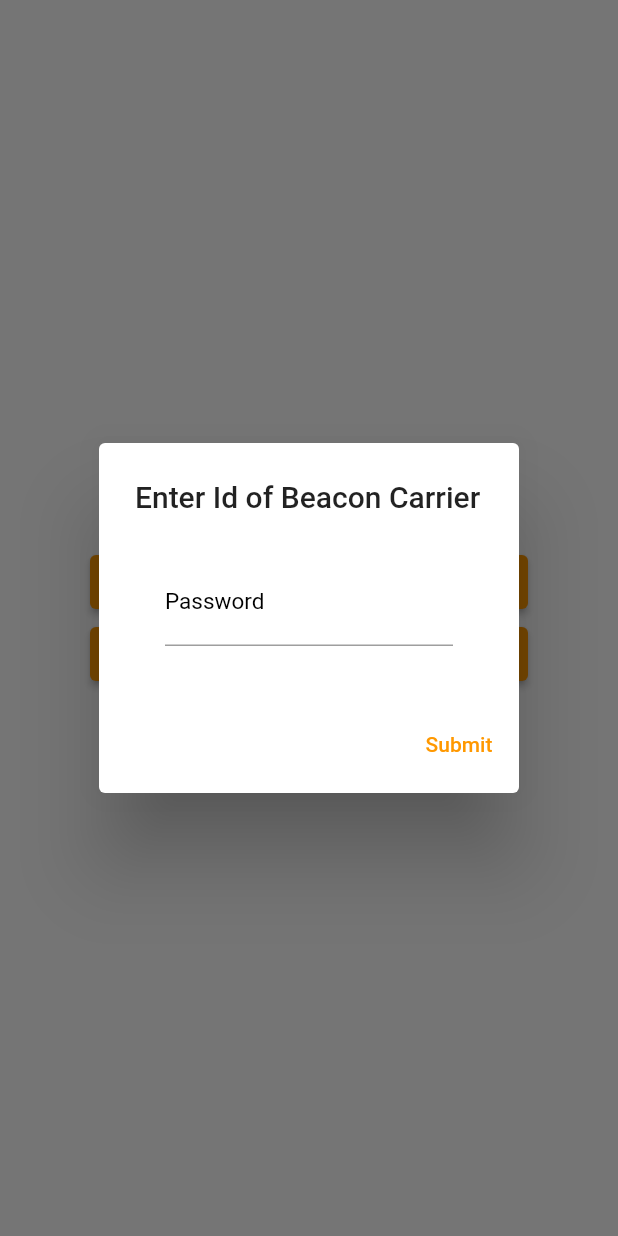
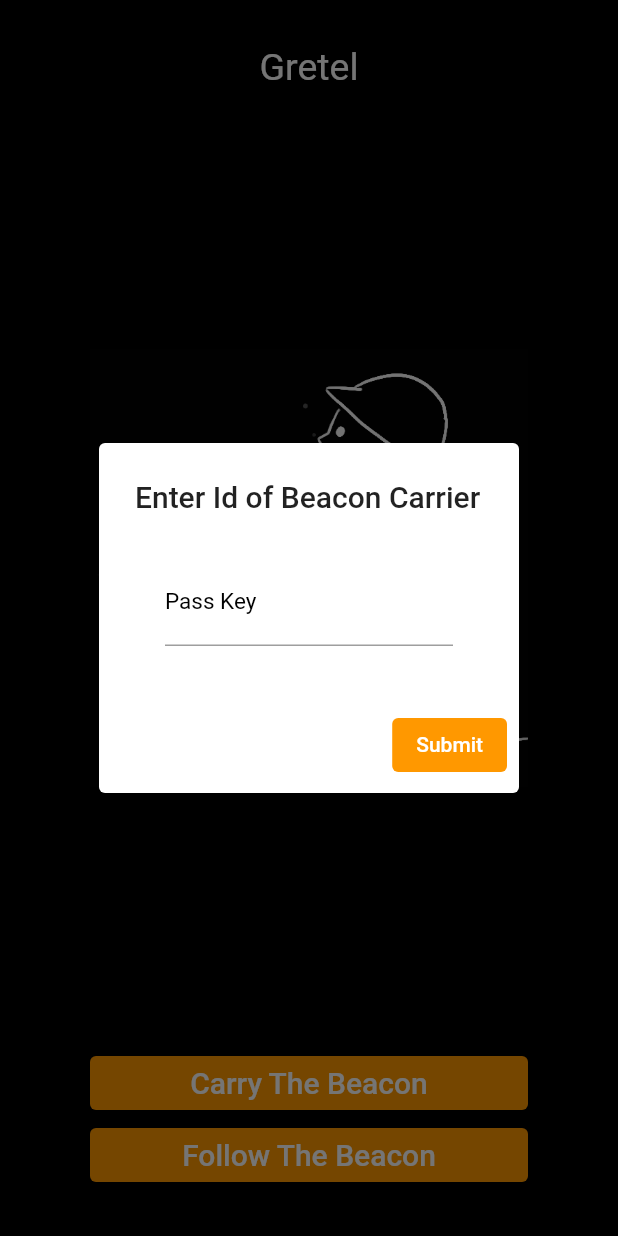
Before and after one commit to Adityabhaumik/beacon, a Flutter app: the screen it shows after launch, after a tap on "Follow The Beacon", on a phone screen of 412 x 824 dp. Run offline on Flutter 3.47's test engine with Material 2 defaults, Android fonts, the light colour scheme and no system bars; our stand-ins replace cloud_firestore, firebase_core, flutter_map, geolocator, latlong, random_string; missing offline and left inert: clipboard, menu_button; accounts and stored records are empty.

Commit message:
added image and made few design changes

```diff
--- a/lib/screens/first_screen.dart
+++ b/lib/screens/first_screen.dart
@@ -24,13 +24,25 @@ class _FirstScreenState extends State<FirstScreen> {
 
   @override
   Widget build(BuildContext context) {
-    return Container(
+    return Scaffold(
+      backgroundColor: Colors.black,
+      body: Container(
         padding: EdgeInsets.symmetric(horizontal: 40, vertical: 10),
         margin: EdgeInsets.all(20),
         child: Center(
           child: Column(
             mainAxisAlignment: MainAxisAlignment.center,
             children: [
+              Text(
+                'Gretel',
+                style: TextStyle(color: Colors.white, fontSize: 25),
+              ),
+              Expanded(
+                flex: 3,
+                child: Image(
+                  image: AssetImage('assets/backimg1.png'),
+                ),
+              ),
               Container(
                 width: double.infinity,
                 child: ElevatedButton(
@@ -65,6 +77,7 @@ class _FirstScreenState extends State<FirstScreen> {
             ],
           ),
         ),
+      ),
     );
   }
 }
--- a/lib/utilities/alertBox_utility.dart
+++ b/lib/utilities/alertBox_utility.dart
@@ -22,7 +22,7 @@ Future<void> AlertBox(BuildContext context, int index) {
                     color: Colors.black,
                   ),
                   decoration: InputDecoration(
-                    labelText: "Password",
+                    labelText: "Pass Key",
                     labelStyle: TextStyle(color: Colors.black, fontSize: 15),
                     focusColor: Colors.black,
                     hintStyle: TextStyle(color: Colors.black, fontSize: 15),
@@ -33,8 +33,10 @@ Future<void> AlertBox(BuildContext context, int index) {
           ),
         ),
         actions: <Widget>[
-          TextButton(
-            child: Text('Submit'),
+          ElevatedButton(
+            style: ButtonStyle(
+                elevation: MaterialStateProperty.all<double>(0.0)),
+            child: Text('Submit',style: TextStyle(color: Colors.white),),
             onPressed: () {
               print(controller.text);
               // controller.text="";
```
Also changed, not shown: lib/screens/carryBeacon_screen.dart (+7 -3 lines), lib/utilities/bottomSheetCarryBeacon_utility.dart (+25 -3 lines), pubspec.yaml (+4 -3 lines), assets/backimg1.png (added), pubspec.lock, 1 other file. Lines whose indentation alone changed are shown as unchanged.
